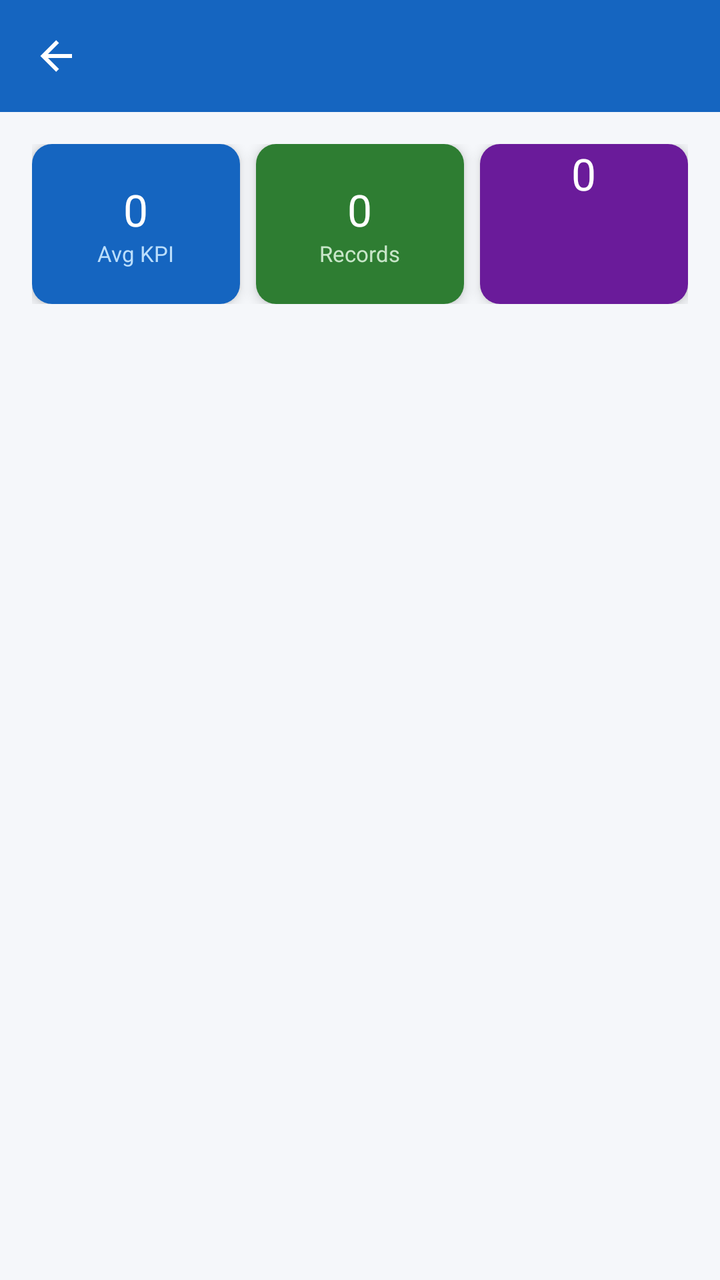
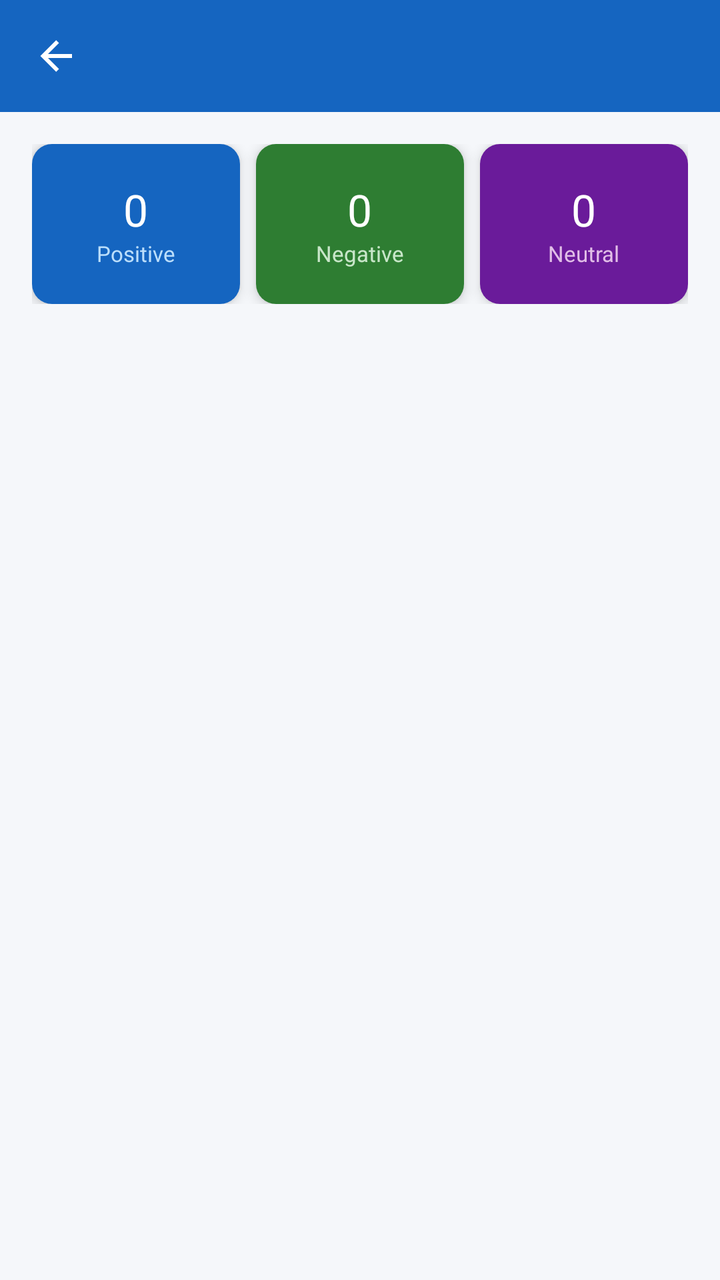

The first picture is an Android layout as it rendered before a commit; the second is the same layout after the commit. The layout source and the unified diff follow.
<!-- AndroidManifest.xml: application theme Theme.WorkVerse -->
<!-- res/layout/activity_ceo_feedback.xml -->
<?xml version="1.0" encoding="utf-8"?>
<LinearLayout xmlns:android="http://schemas.android.com/apk/res/android"
    xmlns:app="http://schemas.android.com/apk/res-auto"
    android:layout_width="match_parent" android:layout_height="match_parent"
    android:orientation="vertical" android:background="@color/background">
    <androidx.appcompat.widget.Toolbar android:id="@+id/toolbar"
        android:layout_width="match_parent" android:layout_height="?attr/actionBarSize"
        android:background="@color/primary" app:titleTextColor="@color/white"
        app:navigationIcon="@drawable/ic_back"/>
    <ProgressBar android:id="@+id/progressBar" android:layout_width="wrap_content"
        android:layout_height="wrap_content" android:layout_gravity="center"
        android:visibility="gone"/>
    <LinearLayout android:layout_width="match_parent" android:layout_height="wrap_content"
        android:orientation="horizontal" android:padding="16dp">
        <androidx.cardview.widget.CardView android:layout_width="0dp" android:layout_height="80dp"
            android:layout_weight="1" android:layout_marginEnd="8dp"
            app:cardCornerRadius="10dp" app:cardElevation="4dp">
            <LinearLayout android:layout_width="match_parent" android:layout_height="match_parent"
                android:gravity="center" android:orientation="vertical" android:background="@color/card_blue">
                <TextView android:id="@+id/tvAvgKpi" android:layout_width="wrap_content"
                    android:layout_height="wrap_content" android:text="0" android:textColor="@color/white"
                    android:textSize="22sp" android:fontFamily="sans-serif-bold"/>
                <TextView android:layout_width="wrap_content" android:layout_height="wrap_content"
                    android:text="Avg KPI" android:textColor="#BBDEFB" android:textSize="11sp"/>
            </LinearLayout>
        </androidx.cardview.widget.CardView>
        <androidx.cardview.widget.CardView android:layout_width="0dp" android:layout_height="80dp"
            android:layout_weight="1" app:cardCornerRadius="10dp" app:cardElevation="4dp">
            <LinearLayout android:layout_width="match_parent" android:layout_height="match_parent"
                android:gravity="center" android:orientation="vertical" android:background="@color/card_green">
                <TextView android:id="@+id/tvTotalRecords" android:layout_width="wrap_content"
                    android:layout_height="wrap_content" android:text="0" android:textColor="@color/white"
                    android:textSize="22sp" android:fontFamily="sans-serif-bold"/>
                <TextView android:layout_width="wrap_content" android:layout_height="wrap_content"
                    android:text="Records" android:textColor="#C8E6C9" android:textSize="11sp"/>
            </LinearLayout>
        </androidx.cardview.widget.CardView>
        <androidx.cardview.widget.CardView android:layout_width="0dp" android:layout_height="80dp"
            android:layout_weight="1" android:layout_marginStart="8dp"
            app:cardCornerRadius="10dp" app:cardElevation="4dp">
            <LinearLayout android:layout_width="match_parent" android:layout_height="match_parent"
                android:gravity="center" android:orientation="vertical" android:background="@color/card_purple">
                <TextView android:id="@+id/tvPositive" android:layout_width="wrap_content"
                    android:layout_height="wrap_content" android:text="0" android:textColor="@color/white"
                    android:textSize="22sp" android:fontFamily="sans-serif-bold"/>
                <TextView android:id="@+id/tvNegative" android:layout_width="wrap_content"
                    android:layout_height="wrap_content" android:text="" android:textColor="#E1BEE7" android:textSize="10sp"/>
                <TextView android:id="@+id/tvNeutral" android:layout_width="wrap_content"
                    android:layout_height="wrap_content" android:text="" android:textColor="#E1BEE7" android:textSize="10sp"/>
                <TextView android:id="@+id/tvPresentCount" android:layout_width="wrap_content"
                    android:layout_height="wrap_content" android:text="" android:textColor="#E1BEE7" android:textSize="10sp"/>
                <TextView android:id="@+id/tvAbsentCount" android:layout_width="wrap_content"
                    android:layout_height="wrap_content" android:text="" android:textColor="#E1BEE7" android:textSize="10sp"/>
                <TextView android:id="@+id/tvTotalSales" android:layout_width="wrap_content"
                    android:layout_height="wrap_content" android:text="" android:textColor="#E1BEE7" android:textSize="10sp"/>
                <TextView android:id="@+id/tvTotalAmount" android:layout_width="wrap_content"
                    android:layout_height="wrap_content" android:text="" android:textColor="#E1BEE7" android:textSize="10sp"/>
                <TextView android:id="@+id/tvName" android:layout_width="wrap_content"
                    android:layout_height="wrap_content" android:text="" android:textColor="#E1BEE7" android:textSize="10sp"/>
                <TextView android:id="@+id/tvEmail" android:layout_width="wrap_content"
                    android:layout_height="wrap_content" android:text="" android:textColor="#E1BEE7" android:textSize="10sp"/>
                <TextView android:id="@+id/tvRole" android:layout_width="wrap_content"
                    android:layout_height="wrap_content" android:text="" android:textColor="#E1BEE7" android:textSize="10sp"/>
            </LinearLayout>
        </androidx.cardview.widget.CardView>
    </LinearLayout>
    <TextView android:id="@+id/tvEmpty" android:layout_width="wrap_content"
        android:layout_height="wrap_content" android:text="No data available"
        android:textColor="@color/text_secondary" android:layout_gravity="center"
        android:layout_marginTop="30dp" android:visibility="gone"/>
    <androidx.recyclerview.widget.RecyclerView android:id="@+id/recyclerView"
        android:layout_width="match_parent" android:layout_height="0dp"
        android:layout_weight="1" android:padding="12dp" android:clipToPadding="false"/>
</LinearLayout>
<!-- resources referenced by this layout -->
<resources>
  <color name="background">#F5F7FA</color>
  <color name="card_blue">#1565C0</color>
  <color name="card_green">#2E7D32</color>
  <color name="card_purple">#6A1B9A</color>
  <color name="primary">#1565C0</color>
  <color name="text_secondary">#757575</color>
  <color name="white">#FFFFFF</color>
  <!-- drawable ic_back (drawable) -->
  <?xml version="1.0" encoding="utf-8"?>
  <vector xmlns:android="http://schemas.android.com/apk/res/android" android:width="24dp" android:height="24dp" android:viewportWidth="24" android:viewportHeight="24">
      <path android:fillColor="#FFFFFF" android:pathData="M20,11V13H8L13.5,18.5L12.08,19.92L4.16,12L12.08,4.08L13.5,5.5L8,11H20Z"/>
  </vector>
  <style name="Theme.WorkVerse" parent="Theme.MaterialComponents.Light.NoActionBar">
          <item name="colorPrimary">@color/primary</item>
          <item name="colorPrimaryVariant">@color/primary_dark</item>
          <item name="colorOnPrimary">@color/white</item>
          <item name="colorSecondary">@color/accent</item>
          <item name="android:colorBackground">@color/background</item>
          <item name="android:statusBarColor">@color/primary_dark</item>
      </style>
  <color name="primary_dark">#0D47A1</color>
  <color name="accent">#FF8F00</color>
</resources>

<!-- the commit's change to res/layout/activity_ceo_feedback.xml (unified diff, before → after) -->
@@ -1,74 +1,145 @@
-<?xml version="1.0" encoding="utf-8"?>
 <LinearLayout xmlns:android="http://schemas.android.com/apk/res/android"
     xmlns:app="http://schemas.android.com/apk/res-auto"
-    android:layout_width="match_parent" android:layout_height="match_parent"
-    android:orientation="vertical" android:background="@color/background">
-    <androidx.appcompat.widget.Toolbar android:id="@+id/toolbar"
-        android:layout_width="match_parent" android:layout_height="?attr/actionBarSize"
-        android:background="@color/primary" app:titleTextColor="@color/white"
-        app:navigationIcon="@drawable/ic_back"/>
-    <ProgressBar android:id="@+id/progressBar" android:layout_width="wrap_content"
-        android:layout_height="wrap_content" android:layout_gravity="center"
-        android:visibility="gone"/>
-    <LinearLayout android:layout_width="match_parent" android:layout_height="wrap_content"
-        android:orientation="horizontal" android:padding="16dp">
-        <androidx.cardview.widget.CardView android:layout_width="0dp" android:layout_height="80dp"
-            android:layout_weight="1" android:layout_marginEnd="8dp"
-            app:cardCornerRadius="10dp" app:cardElevation="4dp">
-            <LinearLayout android:layout_width="match_parent" android:layout_height="match_parent"
-                android:gravity="center" android:orientation="vertical" android:background="@color/card_blue">
-                <TextView android:id="@+id/tvAvgKpi" android:layout_width="wrap_content"
-                    android:layout_height="wrap_content" android:text="0" android:textColor="@color/white"
-                    android:textSize="22sp" android:fontFamily="sans-serif-bold"/>
-                <TextView android:layout_width="wrap_content" android:layout_height="wrap_content"
-                    android:text="Avg KPI" android:textColor="#BBDEFB" android:textSize="11sp"/>
+    android:layout_width="match_parent"
+    android:layout_height="match_parent"
+    android:background="@color/background"
+    android:orientation="vertical">
+
+    <androidx.appcompat.widget.Toolbar
+        android:id="@+id/toolbar"
+        android:layout_width="match_parent"
+        android:layout_height="?attr/actionBarSize"
+        android:background="@color/primary"
+        app:navigationIcon="@drawable/ic_back"
+        app:titleTextColor="@color/white" />
+
+    <ProgressBar
+        android:id="@+id/progressBar"
+        android:layout_width="wrap_content"
+        android:layout_height="wrap_content"
+        android:layout_gravity="center"
+        android:visibility="gone" />
+
+    <LinearLayout
+        android:layout_width="match_parent"
+        android:layout_height="wrap_content"
+        android:orientation="horizontal"
+        android:padding="16dp">
+
+        <androidx.cardview.widget.CardView
+            android:layout_width="0dp"
+            android:layout_height="80dp"
+            android:layout_marginEnd="8dp"
+            android:layout_weight="1"
+            app:cardCornerRadius="10dp"
+            app:cardElevation="4dp">
+
+            <LinearLayout
+                android:layout_width="match_parent"
+                android:layout_height="match_parent"
+                android:background="@color/card_blue"
+                android:gravity="center"
+                android:orientation="vertical">
+
+                <TextView
+                    android:id="@+id/tvPositive"
+                    android:layout_width="wrap_content"
+                    android:layout_height="wrap_content"
+                    android:fontFamily="sans-serif-bold"
+                    android:text="0"
+                    android:textColor="@color/white"
+                    android:textSize="22sp" />
+
+                <TextView
+                    android:layout_width="wrap_content"
+                    android:layout_height="wrap_content"
+                    android:text="Positive"
+                    android:textColor="#BBDEFB"
+                    android:textSize="11sp" />
             </LinearLayout>
         </androidx.cardview.widget.CardView>
-        <androidx.cardview.widget.CardView android:layout_width="0dp" android:layout_height="80dp"
-            android:layout_weight="1" app:cardCornerRadius="10dp" app:cardElevation="4dp">
-            <LinearLayout android:layout_width="match_parent" android:layout_height="match_parent"
-                android:gravity="center" android:orientation="vertical" android:background="@color/card_green">
-                <TextView android:id="@+id/tvTotalRecords" android:layout_width="wrap_content"
-                    android:layout_height="wrap_content" android:text="0" android:textColor="@color/white"
-                    android:textSize="22sp" android:fontFamily="sans-serif-bold"/>
-                <TextView android:layout_width="wrap_content" android:layout_height="wrap_content"
-                    android:text="Records" android:textColor="#C8E6C9" android:textSize="11sp"/>
+
+        <androidx.cardview.widget.CardView
+            android:layout_width="0dp"
+            android:layout_height="80dp"
+            android:layout_weight="1"
+            app:cardCornerRadius="10dp"
+            app:cardElevation="4dp">
+
+            <LinearLayout
+                android:layout_width="match_parent"
+                android:layout_height="match_parent"
+                android:background="@color/card_green"
+                android:gravity="center"
+                android:orientation="vertical">
+
+                <TextView
+                    android:id="@+id/tvNegative"
+                    android:layout_width="wrap_content"
+                    android:layout_height="wrap_content"
+                    android:fontFamily="sans-serif-bold"
+                    android:text="0"
+                    android:textColor="@color/white"
+                    android:textSize="22sp" />
+
+                <TextView
+                    android:layout_width="wrap_content"
+                    android:layout_height="wrap_content"
+                    android:text="Negative"
+                    android:textColor="#C8E6C9"
+                    android:textSize="11sp" />
             </LinearLayout>
         </androidx.cardview.widget.CardView>
-        <androidx.cardview.widget.CardView android:layout_width="0dp" android:layout_height="80dp"
-            android:layout_weight="1" android:layout_marginStart="8dp"
-            app:cardCornerRadius="10dp" app:cardElevation="4dp">
-            <LinearLayout android:layout_width="match_parent" android:layout_height="match_parent"
-                android:gravity="center" android:orientation="vertical" android:background="@color/card_purple">
-                <TextView android:id="@+id/tvPositive" android:layout_width="wrap_content"
-                    android:layout_height="wrap_content" android:text="0" android:textColor="@color/white"
-                    android:textSize="22sp" android:fontFamily="sans-serif-bold"/>
-                <TextView android:id="@+id/tvNegative" android:layout_width="wrap_content"
-                    android:layout_height="wrap_content" android:text="" android:textColor="#E1BEE7" android:textSize="10sp"/>
-                <TextView android:id="@+id/tvNeutral" android:layout_width="wrap_content"
-                    android:layout_height="wrap_content" android:text="" android:textColor="#E1BEE7" android:textSize="10sp"/>
-                <TextView android:id="@+id/tvPresentCount" android:layout_width="wrap_content"
-                    android:layout_height="wrap_content" android:text="" android:textColor="#E1BEE7" android:textSize="10sp"/>
-                <TextView android:id="@+id/tvAbsentCount" android:layout_width="wrap_content"
-                    android:layout_height="wrap_content" android:text="" android:textColor="#E1BEE7" android:textSize="10sp"/>
-                <TextView android:id="@+id/tvTotalSales" android:layout_width="wrap_content"
-                    android:layout_height="wrap_content" android:text="" android:textColor="#E1BEE7" android:textSize="10sp"/>
-                <TextView android:id="@+id/tvTotalAmount" android:layout_width="wrap_content"
-                    android:layout_height="wrap_content" android:text="" android:textColor="#E1BEE7" android:textSize="10sp"/>
-                <TextView android:id="@+id/tvName" android:layout_width="wrap_content"
-                    android:layout_height="wrap_content" android:text="" android:textColor="#E1BEE7" android:textSize="10sp"/>
-                <TextView android:id="@+id/tvEmail" android:layout_width="wrap_content"
-                    android:layout_height="wrap_content" android:text="" android:textColor="#E1BEE7" android:textSize="10sp"/>
-                <TextView android:id="@+id/tvRole" android:layout_width="wrap_content"
-                    android:layout_height="wrap_content" android:text="" android:textColor="#E1BEE7" android:textSize="10sp"/>
+
+        <androidx.cardview.widget.CardView
+            android:layout_width="0dp"
+            android:layout_height="80dp"
+            android:layout_marginStart="8dp"
+            android:layout_weight="1"
+            app:cardCornerRadius="10dp"
+            app:cardElevation="4dp">
+
+            <LinearLayout
+                android:layout_width="match_parent"
+                android:layout_height="match_parent"
+                android:background="@color/card_purple"
+                android:gravity="center"
+                android:orientation="vertical">
+
+                <TextView
+                    android:id="@+id/tvNeutral"
+                    android:layout_width="wrap_content"
+                    android:layout_height="wrap_content"
+                    android:fontFamily="sans-serif-bold"
+                    android:text="0"
+                    android:textColor="@color/white"
+                    android:textSize="22sp" />
+
+                <TextView
+                    android:layout_width="wrap_content"
+                    android:layout_height="wrap_content"
+                    android:text="Neutral"
+                    android:textColor="#E1BEE7"
+                    android:textSize="11sp" />
             </LinearLayout>
         </androidx.cardview.widget.CardView>
     </LinearLayout>
-    <TextView android:id="@+id/tvEmpty" android:layout_width="wrap_content"
-        android:layout_height="wrap_content" android:text="No data available"
-        android:textColor="@color/text_secondary" android:layout_gravity="center"
-        android:layout_marginTop="30dp" android:visibility="gone"/>
-    <androidx.recyclerview.widget.RecyclerView android:id="@+id/recyclerView"
-        android:layout_width="match_parent" android:layout_height="0dp"
-        android:layout_weight="1" android:padding="12dp" android:clipToPadding="false"/>
+
+    <TextView
+        android:id="@+id/tvEmpty"
+        android:layout_width="wrap_content"
+        android:layout_height="wrap_content"
+        android:layout_gravity="center"
+        android:layout_marginTop="30dp"
+        android:text="No data available"
+        android:textColor="@color/text_secondary"
+        android:visibility="gone" />
+
+    <androidx.recyclerview.widget.RecyclerView
+        android:id="@+id/recyclerView"
+        android:layout_width="match_parent"
+        android:layout_height="0dp"
+        android:layout_weight="1"
+        android:clipToPadding="false"
+        android:padding="12dp" />
 </LinearLayout>
